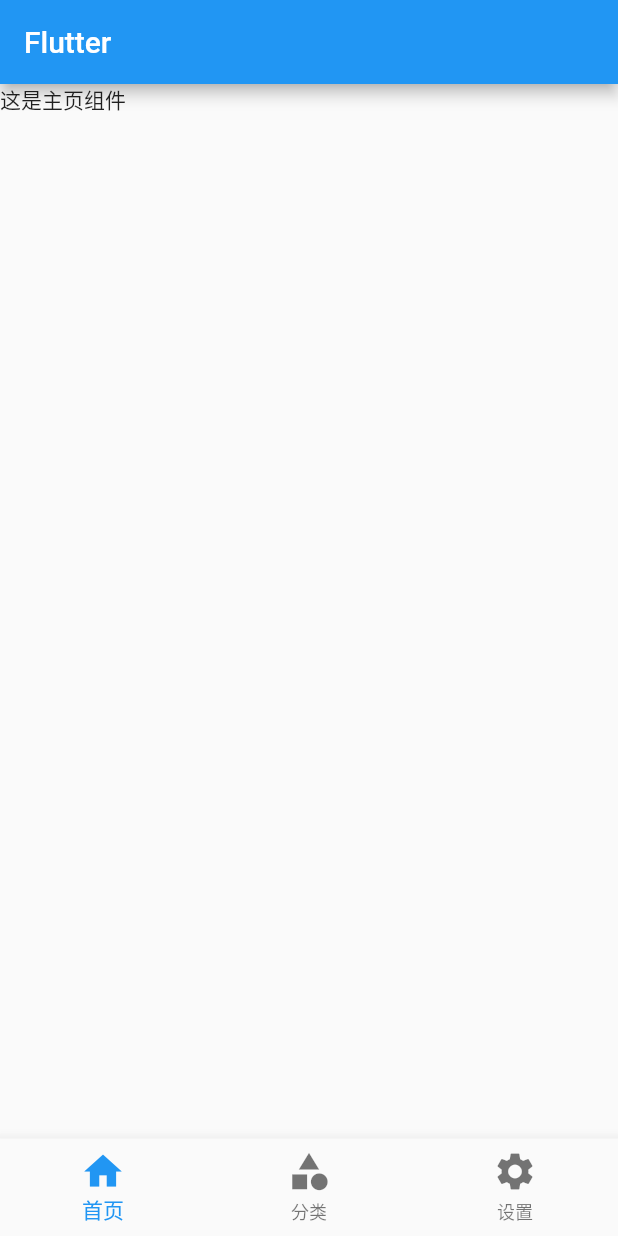
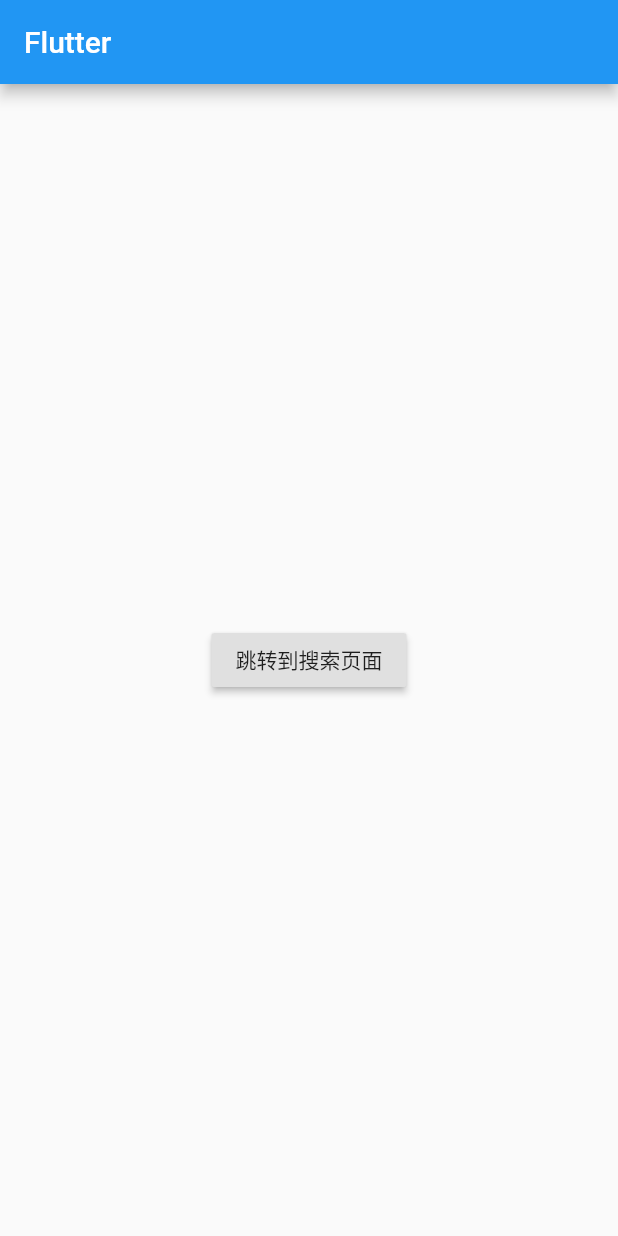
Before and after one commit to pjqdyd/Flutter-demo, a Flutter app: the screen it shows after launch, on a phone screen of 412 x 824 dp. Run offline on Flutter 3.47's test engine with Material 2 defaults, Android fonts, the phone set to English and light mode, and no system bars.

Commit message:
路由跳转

```diff
--- a/lib/main.dart
+++ b/lib/main.dart
@@ -1,4 +1,6 @@
 import 'package:flutter/material.dart';
+
+import 'pages/Search.dart';
 
 void main() => runApp(MyApp());
 
@@ -7,50 +9,38 @@ class MyApp extends StatelessWidget {
   @override
   Widget build(BuildContext context) {
     return MaterialApp(
-      home: MyTabs(), //展示Tab栏
+      home: Scaffold(
+        appBar: AppBar(
+          title: Text("Flutter"),
+        ),
+        body: HomePage(),
+      ),
       //theme: ThemeData(primarySwatch: Colors.yellow),
     );
   }
 }
 
-//自定义组件, 将主页内容Scaffold抽离成有状态组件 (展示Tab栏)
-class MyTabs extends StatefulWidget {
-  MyTabs({Key key}) : super(key: key);
+//自定义主页组件
+class HomePage extends StatefulWidget {
+  HomePage({Key key}) : super(key: key);
 
-  _MyTabsState createState() => _MyTabsState();
+  _HomePageState createState() => _HomePageState();
 }
 
-class _MyTabsState extends State<MyTabs> {
-  int _currentIndex = 0;
-
-  //定义页面的集合, Text()代表是一个单独的页面组件
-  List _pageList = [
-    Text("这是主页组件"),
-    Text("这是分类组件"),
-    Text("这是设置组件"),
-  ];
-
+class _HomePageState extends State<HomePage> {
   @override
   Widget build(BuildContext context) {
-    return Scaffold(
-      appBar: AppBar(
-        title: Text("Flutter"),
-      ),
-      body: this._pageList[this._currentIndex], //body为对应的页面
-      bottomNavigationBar: BottomNavigationBar(//底部选项卡
-        iconSize: 30.0,
-        currentIndex: this._currentIndex,
-        onTap: (int index) { //点击改变激活的下标
-          setState(() {
-            this._currentIndex = index;
-          });
-        },
-        items: [
-          BottomNavigationBarItem(icon: Icon(Icons.home), title: Text("首页")),
-          BottomNavigationBarItem(icon: Icon(Icons.category), title: Text("分类")),
-          BottomNavigationBarItem(icon: Icon(Icons.settings), title: Text("设置"))
-        ],
-      ),
+    return Center(
+      child: RaisedButton(
+            child: Text("跳转到搜索页面"),
+            onPressed: (){
+              Navigator.of(context).push( //路由跳转
+                MaterialPageRoute(
+                  builder: (context) => SearchPage()
+                )
+              );
+            },
+          )
     );
   }
 }
```
